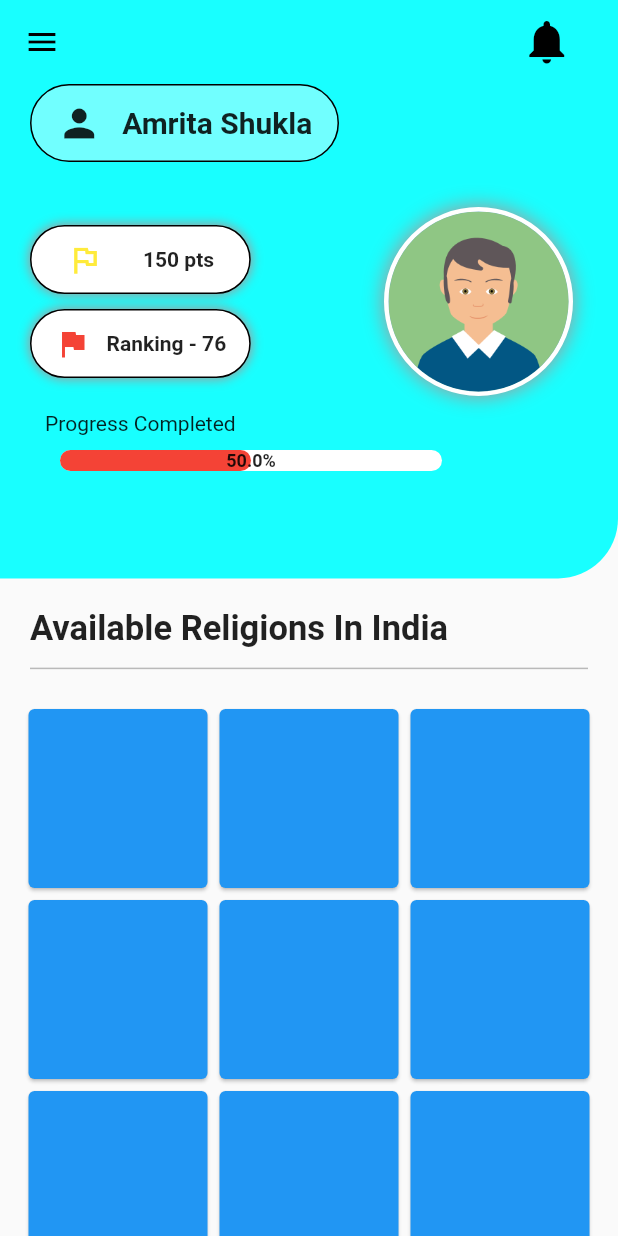
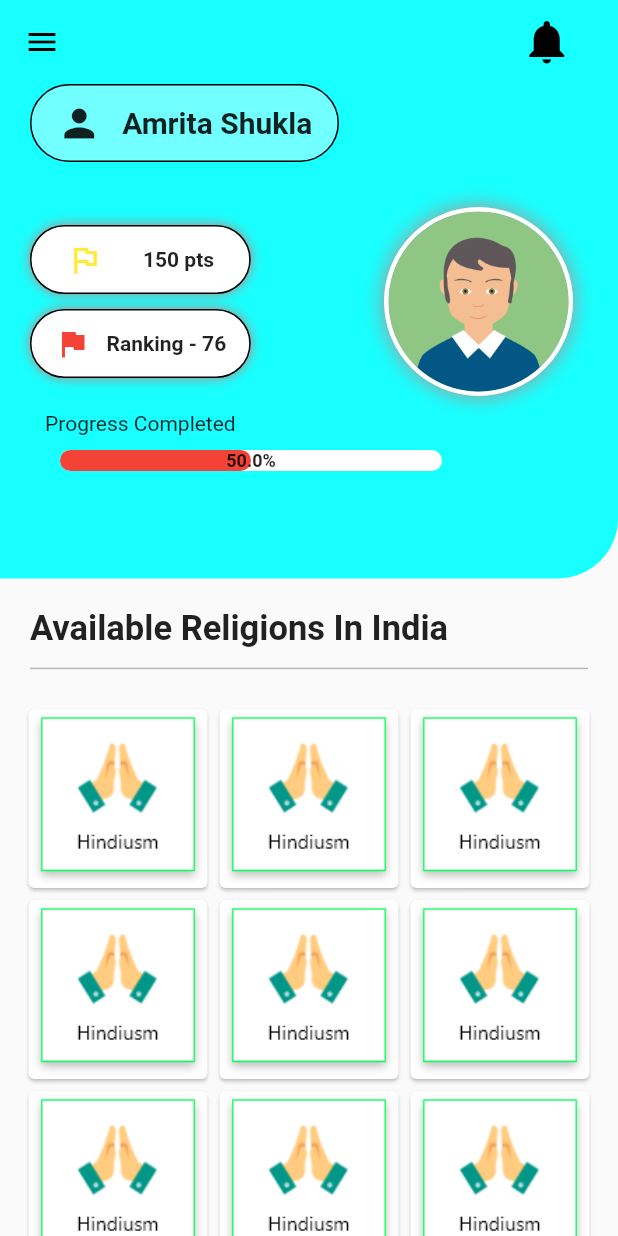
Before and after one commit to DivyanshTamrakar/Dharma_Menia, a Flutter app: the HomeScreen screen opened directly, on a phone screen of 412 x 824 dp. Run offline on Flutter 3.47's test engine with Material 2 defaults, Android fonts, the light colour scheme and no system bars; drawn by our look-alikes of percent_indicator.

Commit message:
style: home_design_done

```diff
--- a/lib/home.dart
+++ b/lib/home.dart
@@ -223,7 +223,11 @@ class _HomeScreenState extends State<HomeScreen> {
                   children: List.generate(9, (index) {
                     return Container(
                       child: Card(
-                        color: Colors.blue,
+                        child: Image.asset(
+                          "assets/hindu.png",
+                          height: 50.0,
+                          width: 50.0,
+                        ),
                       ),
                     );
                   }),
```
Also changed, not shown: assets/hindu.png (added).
